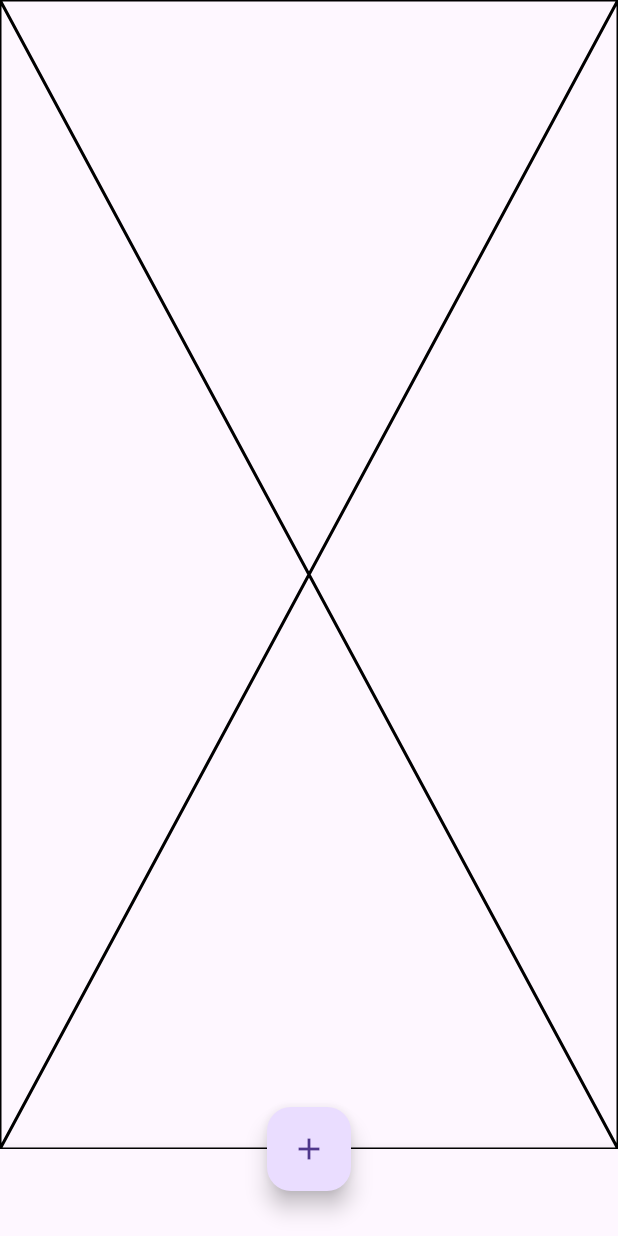
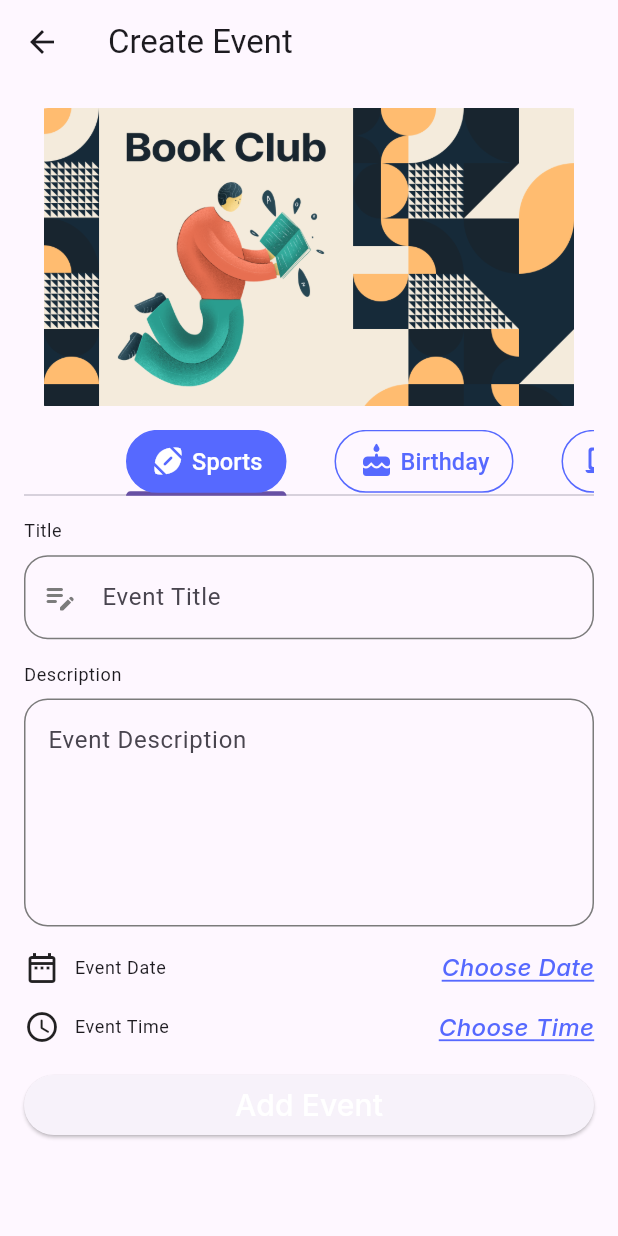
Before and after one commit to ahmedmohamed41/evently_app, a Flutter app: the screen it shows after launch, item 3 of the bottom bar chosen, after a tap on the "add" icon, on a phone screen of 412 x 824 dp. Run offline on Flutter 3.47's test engine with Material 3 defaults, Android fonts, the phone set to English and light mode, and no system bars; our stand-ins replace dots_indicator, flutter_screenutil, flutter_svg, google_fonts.

Commit message:
finish ui  favorite and create event

```diff
--- a/lib/config/theme/theme_manager.dart
+++ b/lib/config/theme/theme_manager.dart
@@ -8,6 +8,15 @@ class ThemeManager {
     useMaterial3: false,
     primaryColor: ColorsManager.blue,
     scaffoldBackgroundColor: ColorsManager.whiteBlue,
+    appBarTheme: AppBarTheme(
+      backgroundColor: ColorsManager.whiteBlue,
+      titleTextStyle: GoogleFonts.inter(
+        color: ColorsManager.blue,
+        fontSize: 25,
+
+      ),
+      centerTitle: true,
+    ),
     colorScheme: ColorScheme.fromSeed(
       seedColor: ColorsManager.blue,
       primary: ColorsManager.whiteBlue,
@@ -15,6 +24,7 @@ class ThemeManager {
       secondary: Colors.transparent,
       onSecondary: ColorsManager.whiteBlue,
     ),
+
     bottomNavigationBarTheme: const BottomNavigationBarThemeData(
       backgroundColor: ColorsManager.blue,
       type: BottomNavigationBarType.fixed,
--- a/lib/core/routes/app_routes.dart
+++ b/lib/core/routes/app_routes.dart
@@ -5,4 +5,5 @@ class AppRoutes {
   static const String onboardingStart = '/onboardingStart';
   static const String onboarding = '/onboarding';
   static const String mainLayout = '/mainLayout';
+  static const String createEvent = '/createEvent';
 }
--- a/lib/core/routes/routes_manager.dart
+++ b/lib/core/routes/routes_manager.dart
@@ -1,6 +1,7 @@
 import 'package:evently_app/core/routes/app_routes.dart';
 import 'package:evently_app/features/auth/login/login.dart';
 import 'package:evently_app/features/auth/register/register.dart';
+import 'package:evently_app/features/create_event/create_event.dart';
 import 'package:evently_app/features/main_layout/main_layout.dart';
 import 'package:evently_app/features/on_boarding/onboarding_screen.dart';
 import 'package:evently_app/features/on_boarding/onboarding_screen_start.dart';
@@ -38,6 +39,10 @@ abstract class RoutesManager {
         {
           return MaterialPageRoute(builder: (context) => const MainLayout());
         }
+      case AppRoutes.createEvent:
+        {
+          return MaterialPageRoute(builder: (context) => const CreateEvent());
+        }
     }
   }
 }
--- a/lib/core/widgets/custom_tab_bar.dart
+++ b/lib/core/widgets/custom_tab_bar.dart
@@ -28,7 +28,9 @@ class _CustomTabBarState extends State<CustomTabBar> {
   Widget build(BuildContext context) {
     return DefaultTabController(
       length: widget.categories.length,
+
       child: TabBar(
+
         onTap: (value) {
           setState(() {
             isSelected = value;
--- a/lib/core/widgets/custom_text_form_field.dart
+++ b/lib/core/widgets/custom_text_form_field.dart
@@ -6,14 +6,18 @@ import 'package:google_fonts/google_fonts.dart';
 class CustomTextFormField extends StatelessWidget {
   const CustomTextFormField({
     super.key,
-    required this.text,
+    this.maxLines=1,
+    this.labelText,
     this.prefixIcon,
+    this.hintText,
     this.suffixIcon,
     this.obscureText = false,
     this.validator,
-    this.controller
+    this.controller,
   });
-  final String text;
+  final String? labelText;
+  final int? maxLines;
+  final String? hintText;
   final IconData? prefixIcon;
   final Widget? suffixIcon;
   final bool obscureText;
@@ -22,11 +26,14 @@ class CustomTextFormField extends StatelessWidget {
   @override
   Widget build(BuildContext context) {
     return TextFormField(
+      maxLines: maxLines,
       controller: controller,
-      validator:validator,
+      validator: validator,
       obscureText: obscureText,
       decoration: InputDecoration(
-        labelText: text,
+        hintText: hintText,
+
+        labelText: labelText,
         labelStyle: GoogleFonts.inter(
           color: ColorsManager.grey,
           fontSize: 16,
--- a/lib/core/widgets/tab_item.dart
+++ b/lib/core/widgets/tab_item.dart
@@ -23,6 +23,7 @@ class TabItem extends StatelessWidget {
   Widget build(BuildContext context) {
     return Container(
       padding: const EdgeInsets.symmetric(horizontal: 15, vertical: 8),
+
       decoration: BoxDecoration(
         color: isSelected ? selectedTapBgColor : unSelectedTapBgColor,
         borderRadius: BorderRadius.circular(46),
--- a/lib/features/auth/login/login.dart
+++ b/lib/features/auth/login/login.dart
@@ -63,7 +63,7 @@ class _LoginState extends State<Login> {
                 CustomTextFormField(
                   controller: _emailController,
                   validator: Validator.validateEmail,
-                  text: 'Email',
+                  labelText: 'Email',
                   prefixIcon: Icons.email,
                 ),
                 SizedBox(height: 16.h),
@@ -71,7 +71,7 @@ class _LoginState extends State<Login> {
                   controller: _passwordController,
                   validator: Validator.validatePassword,
                   obscureText: securePassword,
-                  text: 'Password',
+                  labelText: 'Password',
                   prefixIcon: Icons.lock,
                   suffixIcon: IconButton(
                     onPressed: _onClickedPasswordSecure,
--- a/lib/features/auth/register/register.dart
+++ b/lib/features/auth/register/register.dart
@@ -68,14 +68,14 @@ class _RegisterState extends State<Register> {
                 CustomTextFormField(
                   controller: _nameController,
                   validator: Validator.validateName,
-                  text: 'Name',
+                  labelText: 'Name',
                   prefixIcon: Icons.person,
                 ),
                 SizedBox(height: 16.h),
                 CustomTextFormField(
                   controller: _emailController,
                   validator: Validator.validateEmail,
-                  text: 'Email',
+                  labelText: 'Email',
                   prefixIcon: Icons.email,
                 ),
                 SizedBox(height: 16.h),
@@ -83,7 +83,7 @@ class _RegisterState extends State<Register> {
                   controller: _passwordController,
                   validator: Validator.validatePassword,
                   obscureText: securePassword,
-                  text: 'Password',
+                  labelText: 'Password',
                   prefixIcon: Icons.lock,
                   suffixIcon: IconButton(
                     onPressed: _onClickedPasswordSecure,
@@ -106,7 +106,7 @@ class _RegisterState extends State<Register> {
                     return null;
                   },
                   obscureText: secureRePassword,
-                  text: 'Re Password',
+                  labelText: 'Re Password',
                   prefixIcon: Icons.lock,
                   suffixIcon: IconButton(
                     onPressed: _onClickedRePasswordSecure,
--- /dev/null
+++ b/lib/features/create_event/create_event.dart
@@ -0,0 +1,125 @@
+import 'package:evently_app/core/resources/assets_manager.dart';
+import 'package:evently_app/core/resources/colors_manager.dart';
+import 'package:evently_app/core/widgets/custom_buttom_text.dart';
+import 'package:evently_app/core/widgets/custom_elevated_button.dart';
+import 'package:evently_app/core/widgets/custom_tab_bar.dart';
+import 'package:evently_app/core/widgets/custom_text_form_field.dart';
+import 'package:evently_app/models/category_model.dart';
+import 'package:flutter/material.dart';
+import 'package:flutter_screenutil/flutter_screenutil.dart';
+
+class CreateEvent extends StatelessWidget {
+  const CreateEvent({super.key});
+
+  @override
+  Widget build(BuildContext context) {
+    return Scaffold(
+      appBar: AppBar(
+        elevation: 0,
+        title: const Text('Create Event'),
+      ),
+      body: Padding(
+        padding: const EdgeInsets.all(16),
+        child: SingleChildScrollView(
+          child: Column(
+            crossAxisAlignment: CrossAxisAlignment.stretch,
+            children: [
+              SizedBox(
+                height: 203.h,
+                width: 361.w,
+                child: ClipRRect(
+                  borderRadius: BorderRadiusGeometry.circular(16),
+                  child: Image.asset(ImagesAssets.bookClub),
+                ),
+              ),
+              SizedBox(
+                height: 16.h,
+              ),
+              CustomTabBar(
+                categories: CategoryModel.categories,
+                selectedTapBgColor: ColorsManager.blue,
+                selectedTapFgColor: ColorsManager.white,
+                unSelectedTapBgColor: Colors.transparent,
+                unSelectedTapFgColor: ColorsManager.blue,
+              ),
+              SizedBox(
+                height: 16.h,
+              ),
+              Text(
+                'Title',
+                style: Theme.of(context).textTheme.bodySmall,
+              ),
+              SizedBox(
+                height: 8.h,
+              ),
+              const CustomTextFormField(
+                prefixIcon: Icons.edit_note_rounded,
+                hintText: 'Event Title',
+              ),
+              SizedBox(
+                height: 16.h,
+              ),
+              Text(
+                'Description',
+                style: Theme.of(context).textTheme.bodySmall,
+              ),
+              SizedBox(
+                height: 8.h,
+              ),
+              const CustomTextFormField(
+                maxLines: 5,
+                hintText: 'Event Description',
+              ),
+              SizedBox(
+                height: 16.h,
+              ),
+              Row(
+                children: [
+                  const Icon(Icons.date_range_outlined),
+                  SizedBox(
+                    width: 10.h,
+                  ),
+                  Text(
+                    'Event Date',
+                    style: Theme.of(context).textTheme.bodySmall,
+                  ),
+                  const Spacer(),
+                  const CustomButtomText(
+                    text: 'Choose Date',
+                  ),
+                ],
+              ),
+              SizedBox(
+                height: 16.h,
+              ),
+              Row(
+                children: [
+                  const Icon(Icons.access_time_rounded),
+                  SizedBox(
+                    width: 10.h,
+                  ),
+                  Text(
+                    'Event Time',
+                    style: Theme.of(context).textTheme.bodySmall,
+                  ),
+                  const Spacer(),
+                  const CustomButtomText(
+                    text: 'Choose Time',
+                  ),
+                ],
+              ),
+              SizedBox(
+                height: 16.h,
+              ),
+
+              CustomElevatedButton(
+                onPressed: () {},
+                title: 'Add Event',
+              ),
+            ],
+          ),
+        ),
+      ),
+    );
+  }
+}
--- a/lib/features/main_layout/favourite/favourite_tab.dart
+++ b/lib/features/main_layout/favourite/favourite_tab.dart
@@ -1,12 +1,67 @@
+import 'package:evently_app/core/resources/colors_manager.dart';
+import 'package:evently_app/features/main_layout/home/event_item.dart';
+import 'package:evently_app/models/category_model.dart';
+import 'package:evently_app/models/event_model.dart';
 import 'package:flutter/material.dart';
+import 'package:flutter_screenutil/flutter_screenutil.dart';
+import 'package:google_fonts/google_fonts.dart';
 
 class FavouriteTab extends StatelessWidget {
   const FavouriteTab({super.key});
 
   @override
   Widget build(BuildContext context) {
-    return const Placeholder(
-        color: Colors.black,
+    return SafeArea(
+      child: Column(
+        children: [
+          Padding(
+            padding: const EdgeInsets.all(16),
+            child: TextField(
+              decoration: InputDecoration(
+                border: OutlineInputBorder(
+                  borderRadius: BorderRadius.circular(16),
+                  borderSide: const BorderSide(color: ColorsManager.blue),
+                ),
+                disabledBorder: OutlineInputBorder(
+                  borderRadius: BorderRadius.circular(16),
+                  borderSide: const BorderSide(color: ColorsManager.blue),
+                ),
+                enabledBorder: OutlineInputBorder(
+                  borderRadius: BorderRadius.circular(16),
+                  borderSide: const BorderSide(color: ColorsManager.blue),
+                ),
+                prefixIcon: const Icon(
+                  Icons.search,
+                  color: ColorsManager.blue,
+                ),
+                hintText: 'Search for Event',
+                hintStyle: GoogleFonts.inter(
+                  fontSize: 12,
+                  fontWeight: FontWeight.bold,
+                  color: ColorsManager.blue,
+                ),
+              ),
+            ),
+          ),
+          Expanded(
+            child: ListView.separated(
+              separatorBuilder: (context, index) => SizedBox(
+                height: 16.h,
+              ),
+              itemBuilder: (context, index) => EventItem(
+                event: EventModel(
+                  category: CategoryModel.categories[4],
+                  dateTime: DateTime.now(),
+                  timeOfDay: TimeOfDay.now(),
+                  title: 'Meeting for Updating The Development Method ',
+                  description: 'Meeting for Updating The Development Method ',
+                ),
+              ),
+              itemCount: 10,
+            ),
+          ),
+        ],
+      ),
     );
   }
 }
--- a/lib/features/main_layout/main_layout.dart
+++ b/lib/features/main_layout/main_layout.dart
@@ -1,3 +1,4 @@
+import 'package:evently_app/core/routes/app_routes.dart';
 import 'package:evently_app/features/main_layout/favourite/favourite_tab.dart';
 import 'package:evently_app/features/main_layout/home/home_tab.dart';
 import 'package:evently_app/features/main_layout/map/map_tab.dart';
@@ -12,16 +13,26 @@ class MainLayout extends StatefulWidget {
 }
 
 class _MainLayoutState extends State<MainLayout> {
-  List<Widget> tabs = [const HomeTab(), const MapTab(), const FavouriteTab(), const ProfileTap()];
+  List<Widget> tabs = [
+    const HomeTab(),
+    const MapTab(),
+    const FavouriteTab(),
+    const ProfileTap(),
+  ];
   int selectedIndex = 0;
   @override
   Widget build(BuildContext context) {
     return Scaffold(
       body: tabs[selectedIndex],
       bottomNavigationBar: _bottomNavigationBar(),
-      floatingActionButtonLocation:FloatingActionButtonLocation.centerDocked ,
+      floatingActionButtonLocation: FloatingActionButtonLocation.centerDocked,
       floatingActionButton: FloatingActionButton(
-        onPressed: () {},
+        onPressed: () {
+          Navigator.pushNamed(
+            context,
+            AppRoutes.createEvent,
+          );
+        },
         child: const Icon(Icons.add),
       ),
     );
```
